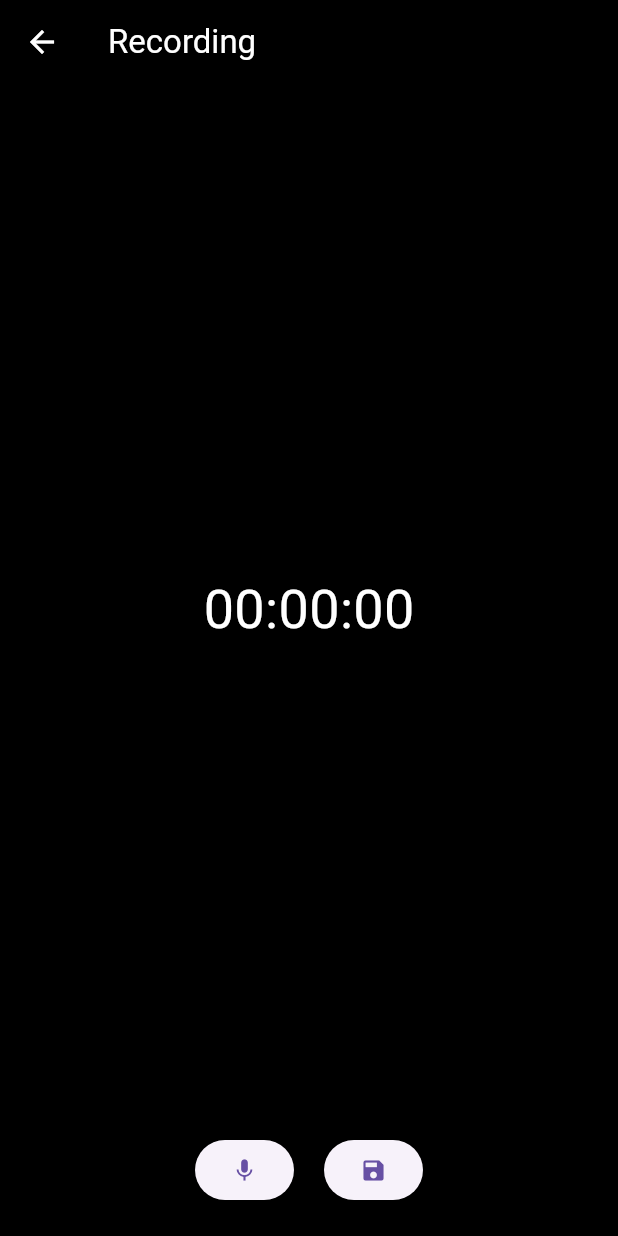
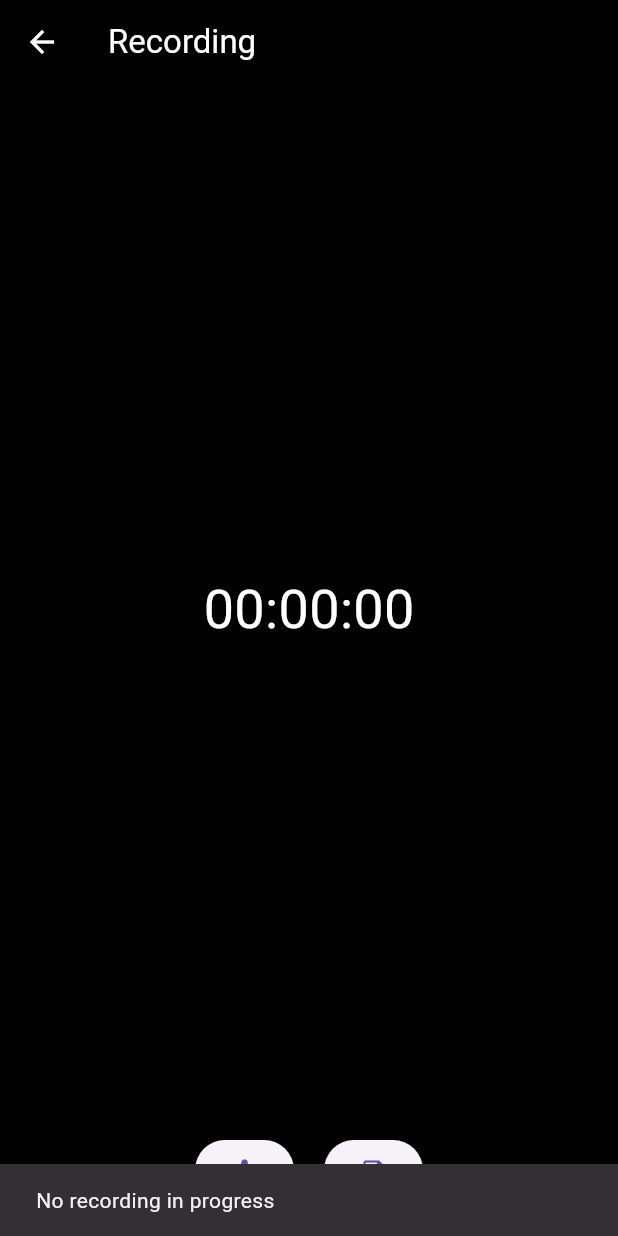
Before and after one commit to Ajkaushik9045/recorder, a Flutter app: the Recording screen opened by its route, after a tap on the "save" icon, on a phone screen of 412 x 824 dp. Run offline on Flutter 3.47's test engine with Material 3 defaults, Android fonts, the phone set to English and light mode, and no system bars; our stand-ins replace audioplayers, battery, sqflite; missing offline and left inert: record; accounts and stored records are empty; statements that could not run were skipped.

Commit message:
save recording exception

```diff
--- a/lib/pages/recording.dart
+++ b/lib/pages/recording.dart
@@ -3,7 +3,6 @@
 import 'dart:async';
 import 'dart:io';
 import 'package:battery/battery.dart';
-
 
 import 'package:sqflite/sqflite.dart';
 import 'package:path/path.dart';
@@ -230,8 +229,15 @@ class _RecordingState extends State<Recording> {
                   SizedBox(width: 20),
                   ElevatedButton(
                     onPressed: () async {
-                      await stopRecording(); // Stop the recording first
-                      saveRecording(context); // Then save the recording
+                      if (isRecording) {
+                        // Check if recording is in progress
+                        await stopRecording(); // Stop the recording first
+                        saveRecording(context); // Then save the recording
+                      } else {
+                        ScaffoldMessenger.of(context).showSnackBar(
+                          SnackBar(content: Text('No recording in progress')),
+                        );
+                      }
                     },
                     child: Icon(Icons.save),
                   ),
```
